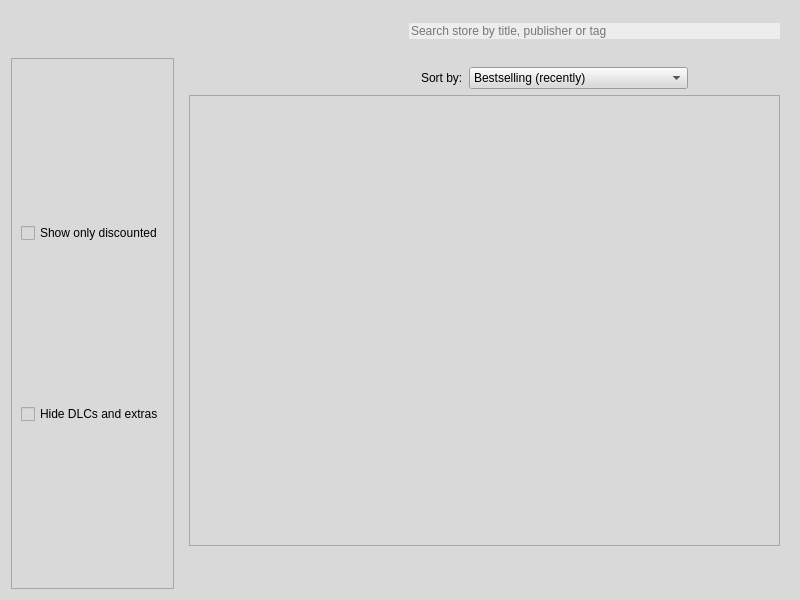
First picture: the form in pages/allgamespage.ui, repository pamugk/nebulae-qt, before the edit.
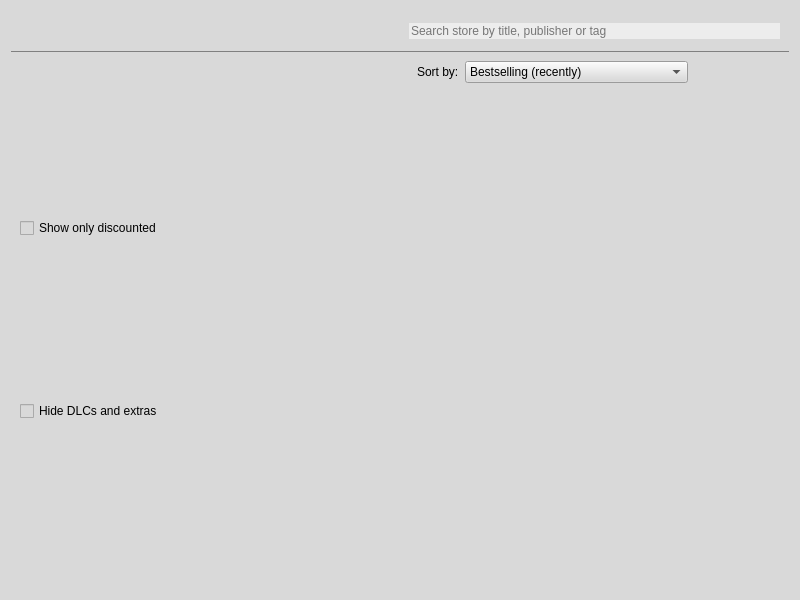
Second picture: the form after the edit. The open tabs and pages were chosen to show the change. Icons and pictures are not drawn.

```diff
--- a/pages/allgamespage.ui
+++ b/pages/allgamespage.ui
@@ -14,9 +14,12 @@
    <string>Form</string>
   </property>
   <property name="styleSheet">
-   <string notr="true">background-color: rgb(217, 217, 217);</string>
+   <string notr="true">background-color: rgb(217, 217, 217);s</string>
   </property>
   <layout class="QGridLayout" name="gridLayout">
+   <property name="spacing">
+    <number>0</number>
+   </property>
    <item row="1" column="0" rowspan="2">
     <widget class="QScrollArea" name="filtersScrollArea">
      <property name="sizePolicy">
@@ -25,6 +28,12 @@
        <verstretch>0</verstretch>
       </sizepolicy>
      </property>
+     <property name="styleSheet">
+      <string notr="true">QScrollArea
+{
+	border: none;
+}</string>
+     </property>
      <property name="widgetResizable">
       <bool>true</bool>
      </property>
@@ -222,6 +231,12 @@
        </item>
        <item>
         <widget class="QScrollArea" name="resultsScrollArea">
+         <property name="styleSheet">
+          <string notr="true">QScrollArea
+{
+	border: none;
+}</string>
+         </property>
          <property name="widgetResizable">
           <bool>true</bool>
          </property>
@@ -230,13 +245,13 @@
            <rect>
             <x>0</x>
             <y>0</y>
-            <width>98</width>
-            <height>28</height>
+            <width>100</width>
+            <height>30</height>
            </rect>
           </property>
           <layout class="QVBoxLayout" name="resultsScrollAreaLayout">
            <property name="spacing">
-            <number>16</number>
+            <number>1</number>
            </property>
            <property name="leftMargin">
             <number>24</number>
@@ -399,6 +414,12 @@
    </item>
    <item row="0" column="0" colspan="2">
     <widget class="QWidget" name="header" native="true">
+     <property name="styleSheet">
+      <string notr="true">QWidget#header
+{
+	border-bottom: 1px solid gray;
+}</string>
+     </property>
      <layout class="QHBoxLayout" name="headerLayout">
       <item>
        <widget class="QLabel" name="totalLabel">
```
